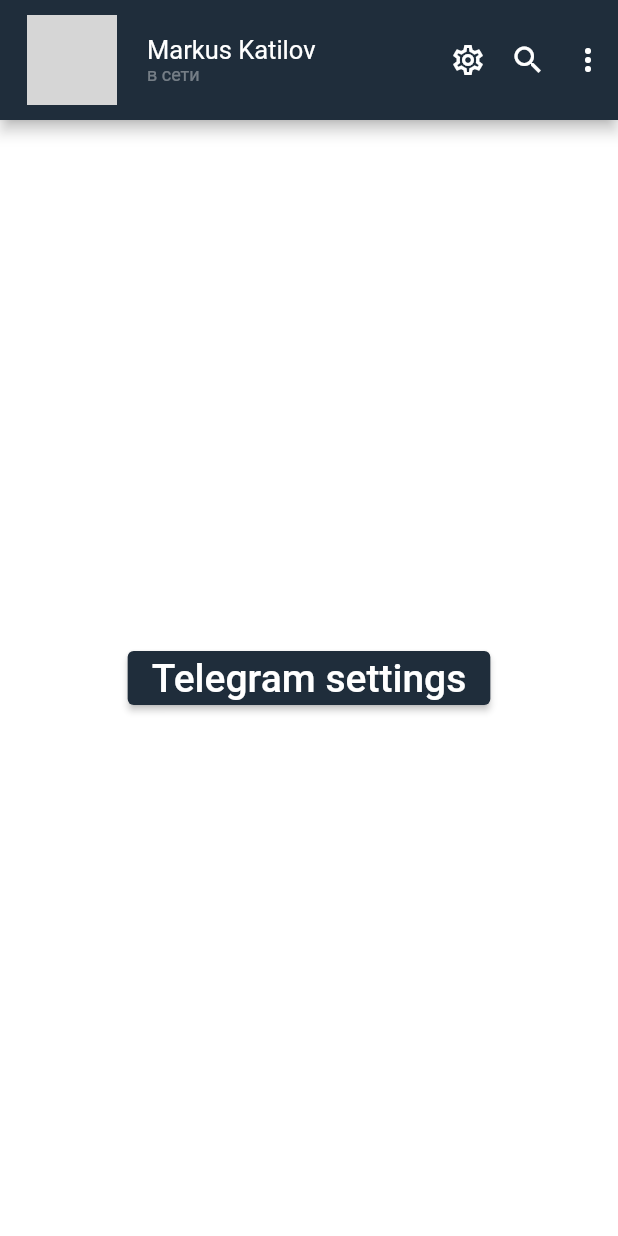
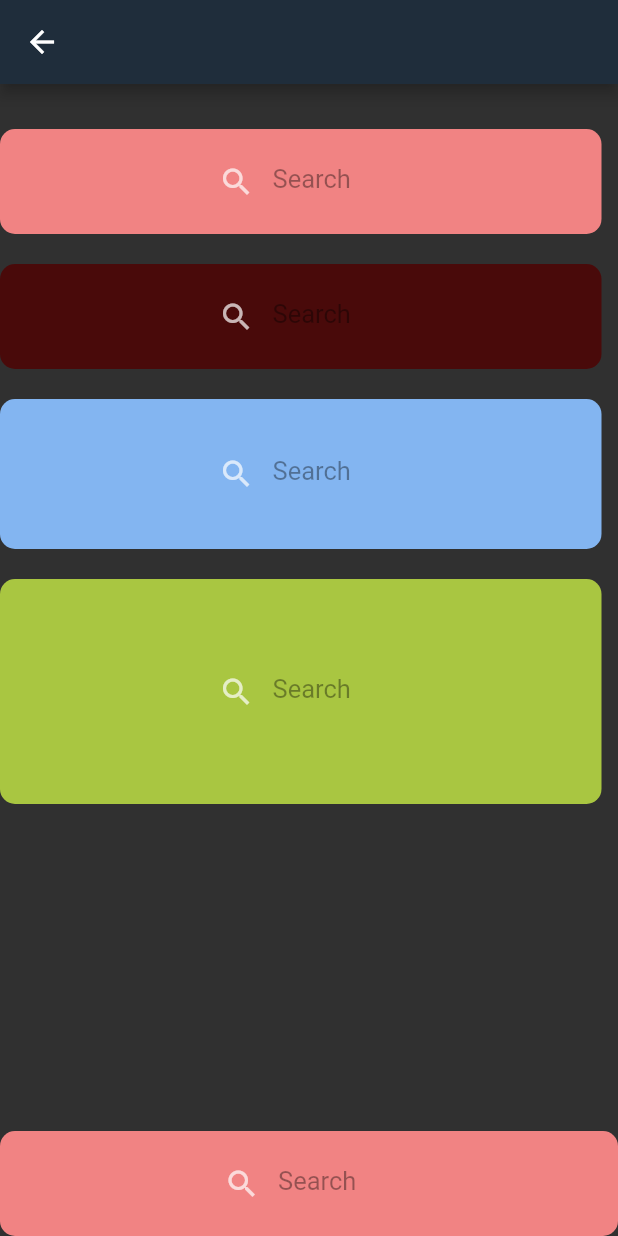
Before and after one commit to Maruru-k/intens_fl, a Flutter app: the screen it shows after launch, after a tap on the "search" icon, on a phone screen of 412 x 824 dp. Run offline on Flutter 3.47's test engine with Material 2 defaults, Android fonts, the phone set to English and light mode, and no system bars; network calls fail; grey boxes are pictures that could not be loaded.

Commit message:
change olympics22.dart

```diff
--- a/lib/main.dart
+++ b/lib/main.dart
@@ -1,10 +1,7 @@
 import 'package:flutter/material.dart';
 import 'package:intens_fl/screens/intens_task/noble_gas/noble_gas_screen.dart';
 import 'package:intens_fl/screens/intens_task/olimpics/olympics22.dart';
-import 'package:intens_fl/screens/layout_task/home_screen.dart';
 import 'package:intens_fl/screens/layout_task/project_data/navigation_data.dart';
-import 'package:intens_fl/screens/layout_task/qr_screen.dart';
-import 'package:intens_fl/screens/layout_task/telegram_settings_screen.dart';
 
 void main() {
   runApp(const MyApp());
--- a/lib/screens/intens_task/olimpics/olympics22.dart
+++ b/lib/screens/intens_task/olimpics/olympics22.dart
@@ -109,9 +109,9 @@ class Country {
 class MedalStandings extends StatelessWidget {
   final List<String> olympics2022 = [
     'Страна',
-    'G',
-    'S',
-    'B',
+    'Gold',
+    'Silver',
+    'Bronze',
     'Total',
     'Норвегия',
     '16',
--- a/lib/screens/layout_task/home_screen.dart
+++ b/lib/screens/layout_task/home_screen.dart
@@ -18,7 +18,7 @@ class TelegramHomeScreen extends StatelessWidget {
       body: Center(
         child: ElevatedButton(
           onPressed: () {
-            Navigator.of(context).pushNamed(NavigationKeys.telegramSettings);
+            Navigator.of(context).pushNamed(NavigationKeys.settingsScreen);
           },
           child: const Text(
             "Telegram settings",
--- a/lib/screens/layout_task/project_data/navigation_data.dart
+++ b/lib/screens/layout_task/project_data/navigation_data.dart
@@ -1,19 +1,22 @@
 import 'package:flutter/material.dart';
 import 'package:intens_fl/screens/layout_task/home_screen.dart';
 import 'package:intens_fl/screens/layout_task/qr_screen.dart';
+import 'package:intens_fl/screens/layout_task/searc_screen.dart';
 import 'package:intens_fl/screens/layout_task/telegram_settings_screen.dart';
 
 class NavigationKeys {
-  static const String telegramHome = "/";
-  static const String telegramSettings = "/telegram_settings";
-  static const String qrCode = "/qr_screen";
+  static const String homeScreen = "/";
+  static const String settingsScreen = "/settings_screen";
+  static const String qrCodeScreen = "/qr_screen";
+  static const String searchScreen = "/search_screen";
 }
 
 class NavigationData {
   final Map<String, WidgetBuilder> _navigationData = {
-    NavigationKeys.telegramHome: (context) => const TelegramHomeScreen(),
-    NavigationKeys.telegramSettings: (context) => const TelegramSettings(),
-    NavigationKeys.qrCode: (context) => const QrCodeScreenWidget(),
+    NavigationKeys.homeScreen: (context) => const TelegramHomeScreen(),
+    NavigationKeys.settingsScreen: (context) => const TelegramSettings(),
+    NavigationKeys.qrCodeScreen: (context) => const QrCodeScreenWidget(),
+    NavigationKeys.searchScreen: (context) => const SearchScreen(),
   };
 
   Map<String, WidgetBuilder> get navigationData => _navigationData;
--- /dev/null
+++ b/lib/screens/layout_task/searc_screen.dart
@@ -0,0 +1,185 @@
+import 'package:flutter/material.dart';
+
+class SearchScreen extends StatelessWidget {
+  const SearchScreen({Key? key}) : super(key: key);
+
+  @override
+  Widget build(BuildContext context) {
+    return Scaffold(
+      appBar: AppBar(
+        backgroundColor: Theme.of(context).colorScheme.primary,
+        automaticallyImplyLeading: true,
+      ),
+      body: SafeArea(
+        child: Column(
+          children: [
+            Expanded(
+              child: Scrollbar(
+                radius: const Radius.circular(50),
+                isAlwaysShown: true,
+                thickness: 10,
+                child: SingleChildScrollView(
+                  padding: EdgeInsets.only(
+                      right: 11,
+                      bottom: MediaQuery.of(context).viewInsets.bottom),
+                  child: Column(
+                    children: [
+                      const SizedBox(height: 30),
+                      Container(
+                        height: 70,
+                        alignment: Alignment.bottomCenter,
+                        decoration: BoxDecoration(
+                            color: const Color(0xfff18383),
+                            borderRadius: BorderRadius.circular(10)),
+                        child: Row(
+                          children: [
+                            const Spacer(),
+                            Expanded(
+                              child: Container(
+                                alignment: Alignment.centerLeft,
+                                child: const TextField(
+                                  decoration: InputDecoration(
+                                    border: InputBorder.none,
+                                    prefixIcon: Icon(Icons.search),
+                                    hintText: "Search",
+                                    hintStyle: TextStyle(
+                                        fontSize: 17, color: Colors.black38),
+                                  ),
+                                  style: TextStyle(
+                                      fontSize: 17, color: Colors.black38),
+                                ),
+                              ),
+                            ),
+                            const Spacer()
+                          ],
+                        ),
+                      ),
+                      const SizedBox(height: 20),
+                      Container(
+                        height: 70,
+                        alignment: Alignment.bottomCenter,
+                        decoration: BoxDecoration(
+                            color: const Color(0xff490a0a),
+                            borderRadius: BorderRadius.circular(10)),
+                        child: Row(
+                          children: [
+                            const Spacer(),
+                            Expanded(
+                              child: Container(
+                                alignment: Alignment.centerLeft,
+                                child: const TextField(
+                                  decoration: InputDecoration(
+                                    border: InputBorder.none,
+                                    prefixIcon: Icon(Icons.search),
+                                    hintText: "Search",
+                                    hintStyle: TextStyle(
+                                        fontSize: 17, color: Colors.black38),
+                                  ),
+                                  style: TextStyle(
+                                      fontSize: 17, color: Colors.black38),
+                                ),
+                              ),
+                            ),
+                            const Spacer()
+                          ],
+                        ),
+                      ),
+                      const SizedBox(height: 20),
+                      Container(
+                        height: 100,
+                        alignment: Alignment.bottomCenter,
+                        decoration: BoxDecoration(
+                            color: const Color(0xff83b5f1),
+                            borderRadius: BorderRadius.circular(10)),
+                        child: Row(
+                          children: [
+                            const Spacer(),
+                            Expanded(
+                              child: Container(
+                                alignment: Alignment.centerLeft,
+                                child: const TextField(
+                                  decoration: InputDecoration(
+                                    border: InputBorder.none,
+                                    prefixIcon: Icon(Icons.search),
+                                    hintText: "Search",
+                                    hintStyle: TextStyle(
+                                        fontSize: 17, color: Colors.black38),
+                                  ),
+                                  style: TextStyle(
+                                      fontSize: 17, color: Colors.black38),
+                                ),
+                              ),
+                            ),
+                            const Spacer()
+                          ],
+                        ),
+                      ),
+                      const SizedBox(height: 20),
+                      Container(
+                        height: 150,
+                        alignment: Alignment.bottomCenter,
+                        decoration: BoxDecoration(
+                            color: const Color(0xffa9c641),
+                            borderRadius: BorderRadius.circular(10)),
+                        child: Row(
+                          children: [
+                            const Spacer(),
+                            Expanded(
+                              child: Container(
+                                alignment: Alignment.centerLeft,
+                                child: const TextField(
+                                  decoration: InputDecoration(
+                                    border: InputBorder.none,
+                                    prefixIcon: Icon(Icons.search),
+                                    hintText: "Search",
+                                    hintStyle: TextStyle(
+                                        fontSize: 17, color: Colors.black38),
+                                  ),
+                                  style: TextStyle(
+                                      fontSize: 17, color: Colors.black38),
+                                ),
+                              ),
+                            ),
+                            const Spacer()
+                          ],
+                        ),
+                      ),
+                    ],
+                  ),
+                ),
+              ),
+            ),
+            Container(
+              height: 70,
+              alignment: Alignment.bottomCenter,
+              decoration: BoxDecoration(
+                  color: const Color(0xfff18383),
+                  borderRadius: BorderRadius.circular(10)),
+              child: Row(
+                children: [
+                  const Spacer(),
+                  Expanded(
+                    child: Container(
+                      alignment: Alignment.centerLeft,
+                      child: const TextField(
+                        decoration: InputDecoration(
+                          border: InputBorder.none,
+                          prefixIcon: Icon(Icons.search),
+                          hintText: "Search",
+                          hintStyle:
+                              TextStyle(fontSize: 17, color: Colors.black38),
+                        ),
+                        style: TextStyle(fontSize: 17, color: Colors.black38),
+                      ),
+                    ),
+                  ),
+                  const Spacer()
+                ],
+              ),
+            ),
+          ],
+        ),
+      ),
+    );
+  }
+}
--- a/lib/screens/layout_task/telegram_settings_screen.dart
+++ b/lib/screens/layout_task/telegram_settings_screen.dart
@@ -1,9 +1,9 @@
 import 'package:flutter/material.dart';
 import 'package:intens_fl/screens/layout_task/project_data/rows_data.dart';
 import 'package:intens_fl/screens/layout_task/widgets/account_column_widget.dart';
-import 'package:intens_fl/screens/layout_task/widgets/app_bar_widget.dart';
+import 'package:intens_fl/screens/layout_task/widgets/settings_app_bar_widget.dart';
 import 'package:intens_fl/screens/layout_task/widgets/column_row_widget.dart';
-import 'package:intens_fl/screens/layout_task/widgets/searc_panel_widget.dart';
+import 'package:intens_fl/screens/layout_task/searc_screen.dart';
 
 class TelegramSettings extends StatelessWidget {
   const TelegramSettings({Key? key}) : super(key: key);
--- a/lib/screens/layout_task/widgets/home_app_bar_widget.dart
+++ b/lib/screens/layout_task/widgets/home_app_bar_widget.dart
@@ -57,13 +57,15 @@ class HomeAppBarPanelWidget extends StatelessWidget with PreferredSizeWidget {
             align: Alignment.centerRight,
             icon: Icons.settings_outlined,
             onPressedFunction: () {
-              Navigator.of(context).pushNamed(NavigationKeys.telegramSettings);
+              Navigator.of(context).pushNamed(NavigationKeys.settingsScreen);
             }),
         ToolBarWidget(
           width: 40,
           align: Alignment.centerRight,
           icon: Icons.search_outlined,
-          onPressedFunction: () {},
+          onPressedFunction: () {
+            Navigator.of(context).pushNamed(NavigationKeys.searchScreen);
+          },
         ),
         ToolBarWidget(
           width: 40,
--- a/lib/screens/layout_task/widgets/app_bar_widget.dart
+++ b/lib/screens/layout_task/widgets/settings_app_bar_widget.dart
@@ -67,11 +67,13 @@ class AppBarPanelWidget extends StatelessWidget with PreferredSizeWidget {
         ToolBarWidget(
             icon: Icons.qr_code_outlined,
             onPressedFunction: () {
-              Navigator.of(context).pushNamed(NavigationKeys.qrCode);
+              Navigator.of(context).pushNamed(NavigationKeys.qrCodeScreen);
             }),
         ToolBarWidget(
           icon: Icons.search_outlined,
-          onPressedFunction: () {},
+          onPressedFunction: () {
+            Navigator.of(context).pushNamed(NavigationKeys.searchScreen);
+          },
         ),
         ToolBarWidget(
           icon: Icons.more_vert,
```
Also changed, not shown: lib/screens/intens_task/olimpics/design_widget.dart (+56 -15 lines), lib/screens/layout_task/widgets/searc_panel_widget.dart (deleted, +0 -36 lines).
